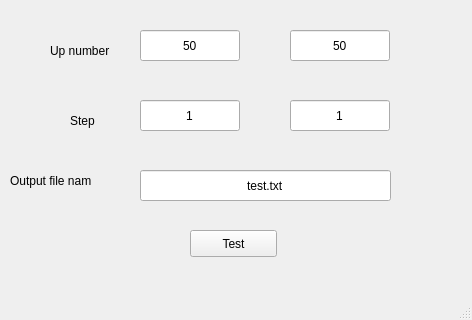
Old version of the form gui/snf_tester_gui.ui in the repository blenten/SNF; both pictures show x 0 to 472 and y 160 to 480 of the 472 by 480 pixel window.
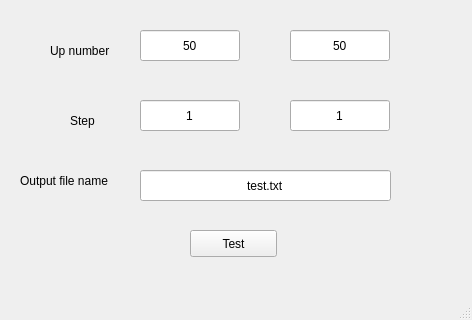
New version of the form.

Commit message: set up projects fix file name label length in tester

The edit to the form file:
```diff
--- a/gui/snf_tester_gui.ui
+++ b/gui/snf_tester_gui.ui
@@ -325,9 +325,9 @@
    <widget class="QLabel" name="filenameLabel">
     <property name="geometry">
      <rect>
-      <x>10</x>
+      <x>20</x>
       <y>330</y>
-      <width>81</width>
+      <width>111</width>
       <height>21</height>
      </rect>
     </property>
```
The commit also changes 2 other files.
